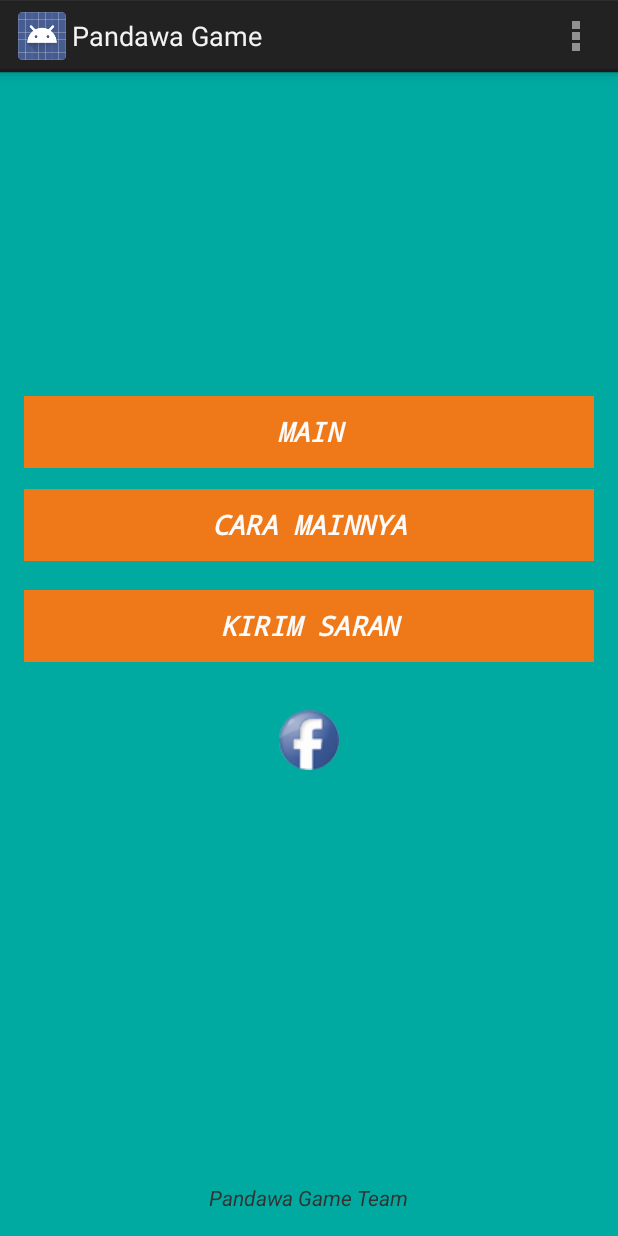
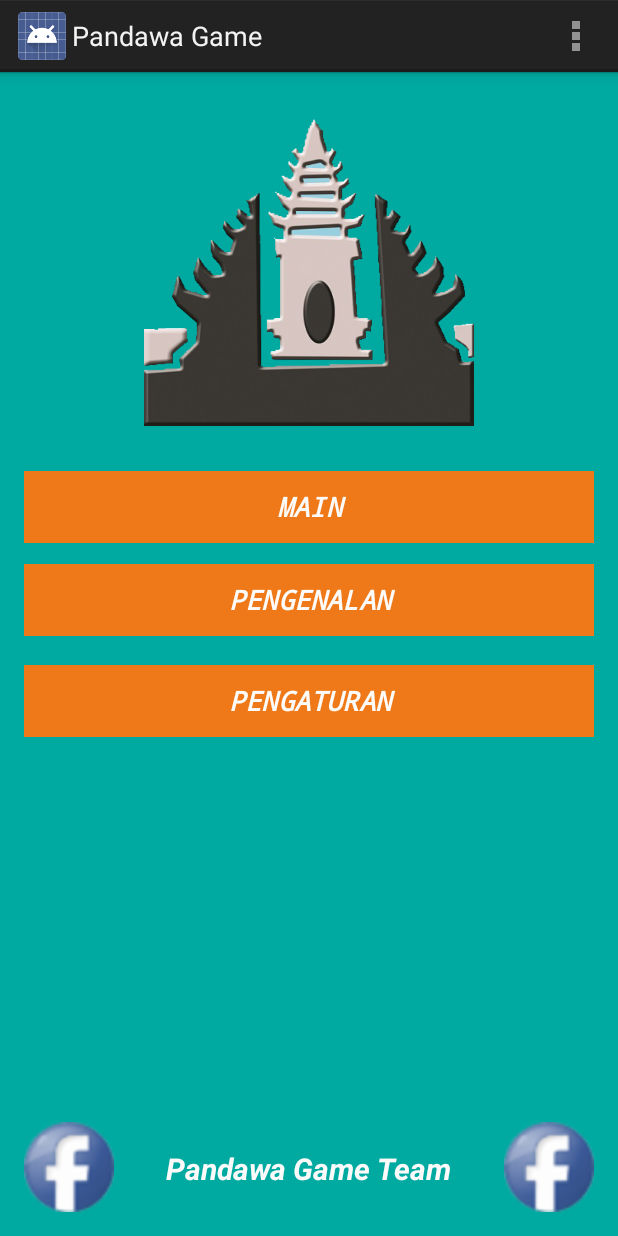
Before and after one commit to harrikr/PandawaGame, an Android app: the screen it shows after launch (MainActivity), on a phone screen of 412 x 824 dp. Run offline under Robolectric (Android 15) with nearby library versions, the phone set to English and light mode, and no system bars.

Commit message:
2nd commit

```diff
--- a/app/src/main/AndroidManifest.xml
+++ b/app/src/main/AndroidManifest.xml
@@ -15,6 +15,7 @@
         android:theme="@style/AppTheme" >
         <activity
             android:name="com.pandawa.game.MainActivity"
+            android:theme="@style/AppBaseTheme"
             android:label="@string/app_name" >
             <intent-filter>
                 <action android:name="android.intent.action.MAIN" />
--- a/app/src/main/java/com/pandawa/game/MainActivity.java
+++ b/app/src/main/java/com/pandawa/game/MainActivity.java
@@ -31,8 +31,8 @@ private static String CHOOSER_TEXT="Pergi ke " + URL;
 		setContentView(R.layout.activity_main);
 		Welcome();
 		fb=(ImageView)findViewById(R.id.fb);
-		saran=(Button)findViewById(R.id.saran);
-		tutorial=(Button)findViewById(R.id.btnCaramain);
+		//saran=(Button)findViewById(R.id.saran);
+		//tutorial=(Button)findViewById(R.id.btnCaramain);
 		play=(Button)findViewById(R.id.btnplay);
 		play.setOnClickListener(new OnClickListener() {
 
@@ -52,7 +52,7 @@ private static String CHOOSER_TEXT="Pergi ke " + URL;
 			PilihAplikasi();
 			}
 		});
-		saran.setOnClickListener(new OnClickListener() {
+/*		saran.setOnClickListener(new OnClickListener() {
 
 			@Override
 			public void onClick(View v) {
@@ -72,6 +72,7 @@ private static String CHOOSER_TEXT="Pergi ke " + URL;
 				startActivity(level);
 			}
 		});
+		*/
 	}
 
 	@Override
--- a/app/src/main/res/layout/activity_main.xml
+++ b/app/src/main/res/layout/activity_main.xml
@@ -10,7 +10,14 @@
     tools:context="com.pandawa.game.MainActivity" >
 
 
-
+    <ImageView
+        android:id="@+id/menu"
+        android:layout_width="220dp"
+        android:layout_height="220dp"
+        android:layout_centerHorizontal="true"
+        android:src="@drawable/menu"
+        android:adjustViewBounds="true"
+        android:scaleType="fitXY" />
     <Button
         android:id="@+id/btnplay"
         android:layout_width="wrap_content"
@@ -18,13 +25,13 @@
         android:layout_alignParentLeft="true"
         android:layout_alignParentRight="true"
         android:layout_alignParentTop="true"
-        android:layout_marginTop="200dp"
+        android:layout_marginTop="250dp"
         android:background="#ef7918"
         android:text="MAIN"
         android:textColor="#fcfbfa"
         android:textStyle="italic|bold"
         android:typeface="monospace" />
-
+<!--
     <Button
         android:id="@+id/btnCaramain"
         android:layout_width="wrap_content"
@@ -38,8 +45,7 @@
         android:textColor="#fcfbfa"
         android:textStyle="bold|italic"
         android:typeface="monospace" />
-
-    <Button
+            <Button
         android:id="@+id/saran"
         android:layout_width="wrap_content"
         android:layout_height="wrap_content"
@@ -52,23 +58,62 @@
         android:textColor="#fcfbfa"
         android:textStyle="bold|italic"
         android:typeface="monospace" />
-
+-->
+    <Button
+        android:id="@+id/btnPengenalan"
+        android:layout_width="wrap_content"
+        android:layout_height="wrap_content"
+        android:layout_alignLeft="@+id/btnplay"
+        android:layout_alignRight="@+id/btnplay"
+        android:layout_below="@+id/btnplay"
+        android:layout_marginTop="14dp"
+        android:background="#ef7918"
+        android:text="PENGENALAN"
+        android:textColor="#fcfbfa"
+        android:textStyle="bold|italic"
+        android:typeface="monospace" />
+    <Button
+        android:id="@+id/btnPengaturan"
+        android:layout_width="wrap_content"
+        android:layout_height="wrap_content"
+        android:layout_alignLeft="@+id/btnPengenalan"
+        android:layout_alignRight="@+id/btnPengenalan"
+        android:layout_below="@+id/btnPengenalan"
+        android:layout_marginTop="19dp"
+        android:background="#ef7918"
+        android:text="PENGATURAN"
+        android:textColor="#fcfbfa"
+        android:textStyle="bold|italic"
+        android:typeface="monospace" />
     <TextView
         android:id="@+id/pesan"
         android:layout_width="wrap_content"
         android:layout_height="wrap_content"
         android:layout_centerHorizontal="true"
         android:layout_alignParentBottom="true"
+        android:textSize="20dp"
+        android:textColor="#fcfbfa"
+        android:layout_marginBottom="15dp"
         android:text="Pandawa Game Team"
-        android:textStyle="italic" />
+        android:textStyle="italic|bold" />
 
     <ImageView
         android:id="@+id/fb"
-        android:layout_width="wrap_content"
-        android:layout_height="wrap_content"
-        android:layout_below="@+id/saran"
-        android:layout_centerHorizontal="true"
-        android:layout_marginTop="32dp"
+        android:layout_width="60dp"
+        android:layout_height="60dp"
+
+        android:layout_alignLeft="@id/pesan"
+        android:layout_alignParentBottom="true"
+
+        android:layout_alignParentLeft="true"
+        android:src="@drawable/fb" />
+    <ImageView
+        android:id="@+id/btnExit"
+        android:layout_width="60dp"
+        android:layout_height="60dp"
+        android:layout_alignRight="@id/pesan"
+        android:layout_alignParentBottom="true"
+        android:layout_alignParentRight="true"
         android:src="@drawable/fb" />
 
 
--- a/app/src/main/res/values/styles.xml
+++ b/app/src/main/res/values/styles.xml
@@ -9,12 +9,14 @@
             Theme customizations available in newer API levels can go in
             res/values-vXX/styles.xml, while customizations related to
             backward-compatibility can go here.
+
         -->
     </style>
 
     <!-- Application theme. -->
     <style name="AppTheme" parent="AppBaseTheme">
         <!-- All customizations that are NOT specific to a particular API-level can go here. -->
+
     </style>
 
 </resources>
```
Also changed, not shown: app/src/main/res/drawable/menu.png (added), 42 other files.
